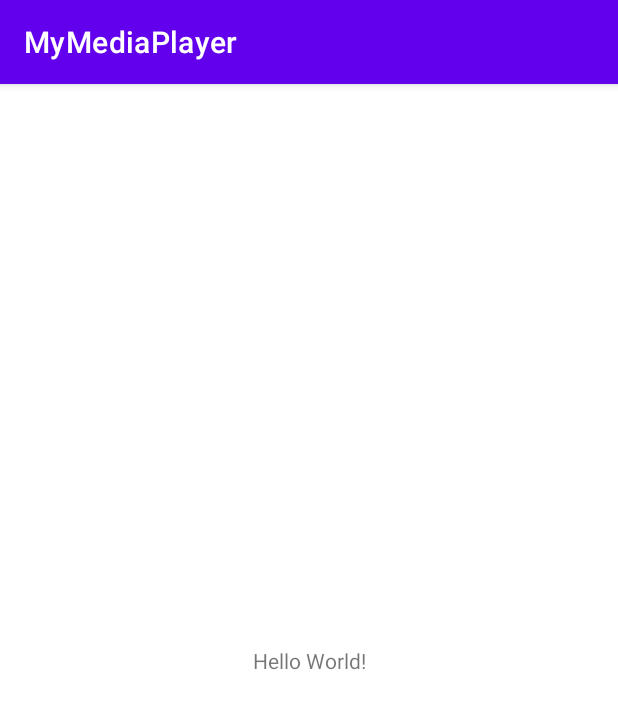
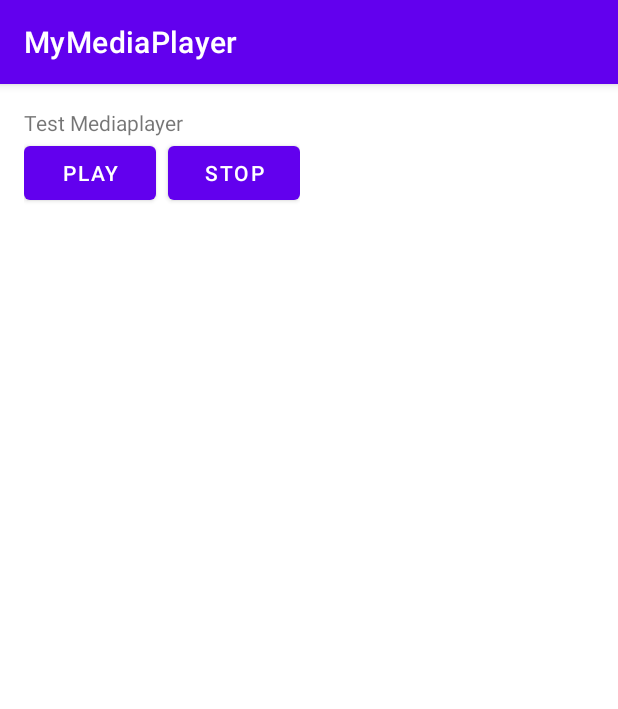
Before and after one commit to irlfdyh/DicodingAndroidIntermediate-MyMediaPlayer, an Android app: the screen it shows after launch (MainActivity), on a phone screen of 412 x 824 dp. Shown: the top 709 px of the screen. Run offline under Robolectric (Android 15) with nearby library versions, the phone set to English and light mode, and no system bars.

Commit message:
prepare layout, string, and raw resources

```diff
--- a/app/src/main/res/layout/activity_main.xml
+++ b/app/src/main/res/layout/activity_main.xml
@@ -1,18 +1,33 @@
 <?xml version="1.0" encoding="utf-8"?>
-<androidx.constraintlayout.widget.ConstraintLayout xmlns:android="http://schemas.android.com/apk/res/android"
-    xmlns:app="http://schemas.android.com/apk/res-auto"
+<LinearLayout xmlns:android="http://schemas.android.com/apk/res/android"
     xmlns:tools="http://schemas.android.com/tools"
+    android:id="@+id/activity_main"
     android:layout_width="match_parent"
     android:layout_height="match_parent"
+    android:orientation="vertical"
+    android:padding="16dp"
     tools:context=".MainActivity">
 
     <TextView
         android:layout_width="wrap_content"
         android:layout_height="wrap_content"
-        android:text="Hello World!"
-        app:layout_constraintBottom_toBottomOf="parent"
-        app:layout_constraintEnd_toEndOf="parent"
-        app:layout_constraintStart_toStartOf="parent"
-        app:layout_constraintTop_toTopOf="parent" />
-
-</androidx.constraintlayout.widget.ConstraintLayout>
+        android:text="@string/text_mediaplayer" />
+    <LinearLayout
+        android:layout_width="wrap_content"
+        android:layout_height="wrap_content"
+        android:orientation="horizontal">
+        <Button
+            android:id="@+id/btn_play"
+            android:layout_width="wrap_content"
+            android:layout_height="wrap_content"
+            android:text="@string/btn_text_play" />
+        <Space
+            android:layout_width="8dp"
+            android:layout_height="wrap_content" />
+        <Button
+            android:id="@+id/btn_stop"
+            android:layout_width="wrap_content"
+            android:layout_height="wrap_content"
+            android:text="@string/btn_text_stop" />
+    </LinearLayout>
+</LinearLayout>
--- a/app/src/main/res/values/strings.xml
+++ b/app/src/main/res/values/strings.xml
@@ -1,3 +1,6 @@
 <resources>
     <string name="app_name">MyMediaPlayer</string>
+    <string name="btn_text_play">Play</string>
+    <string name="text_mediaplayer">Test Mediaplayer</string>
+    <string name="btn_text_stop">Stop</string>
 </resources>
```
Also changed, not shown: 1 other file.
